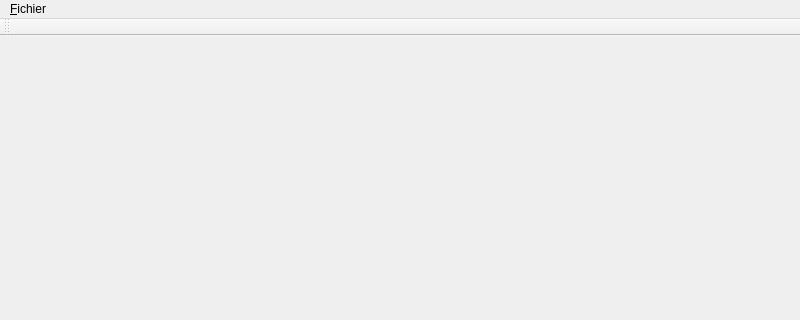
First picture: the form in mainwindow.ui, repository InformatiqueAtmoNA/tam, before the edit; both pictures show x 0 to 800 and y 0 to 320 of the 800 by 600 pixel window.
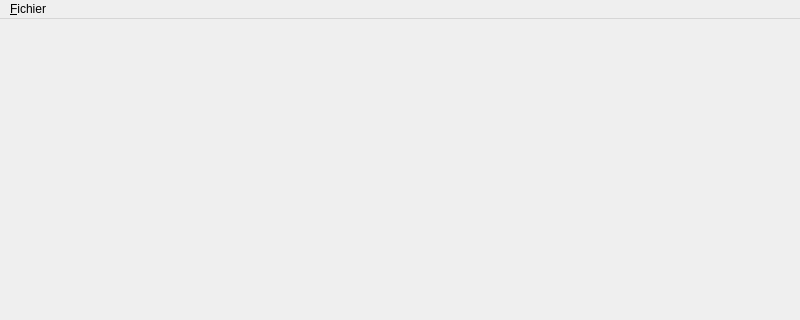
Second picture: the form after the edit.

```diff
--- a/mainwindow.ui
+++ b/mainwindow.ui
@@ -10,6 +10,12 @@
     <height>600</height>
    </rect>
   </property>
+  <property name="sizePolicy">
+   <sizepolicy hsizetype="Fixed" vsizetype="Preferred">
+    <horstretch>0</horstretch>
+    <verstretch>0</verstretch>
+   </sizepolicy>
+  </property>
   <property name="windowTitle">
    <string>MainWindow</string>
   </property>
@@ -43,14 +49,6 @@
    </widget>
    <addaction name="menu_Fichier"/>
   </widget>
-  <widget class="QToolBar" name="mainToolBar">
-   <attribute name="toolBarArea">
-    <enum>TopToolBarArea</enum>
-   </attribute>
-   <attribute name="toolBarBreak">
-    <bool>false</bool>
-   </attribute>
-  </widget>
   <action name="action_Fichier_Quitter">
    <property name="text">
     <string>&amp;Quitter</string>
```
Left out of the diff: 17 changed lines with no effect on the pictures.
